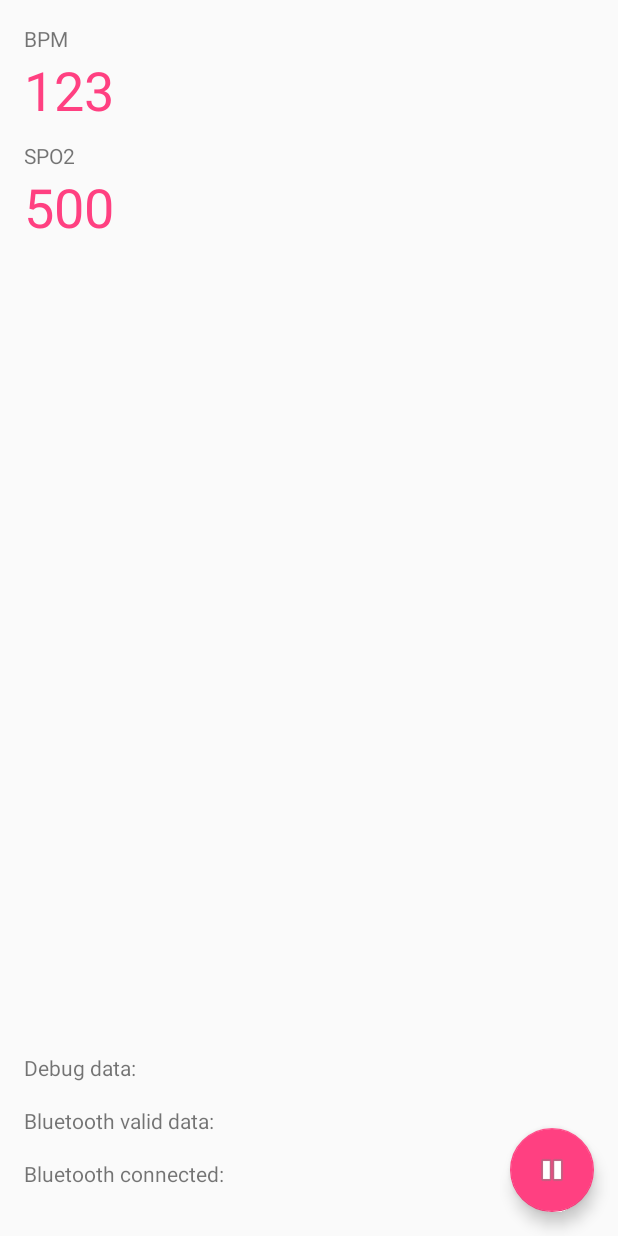
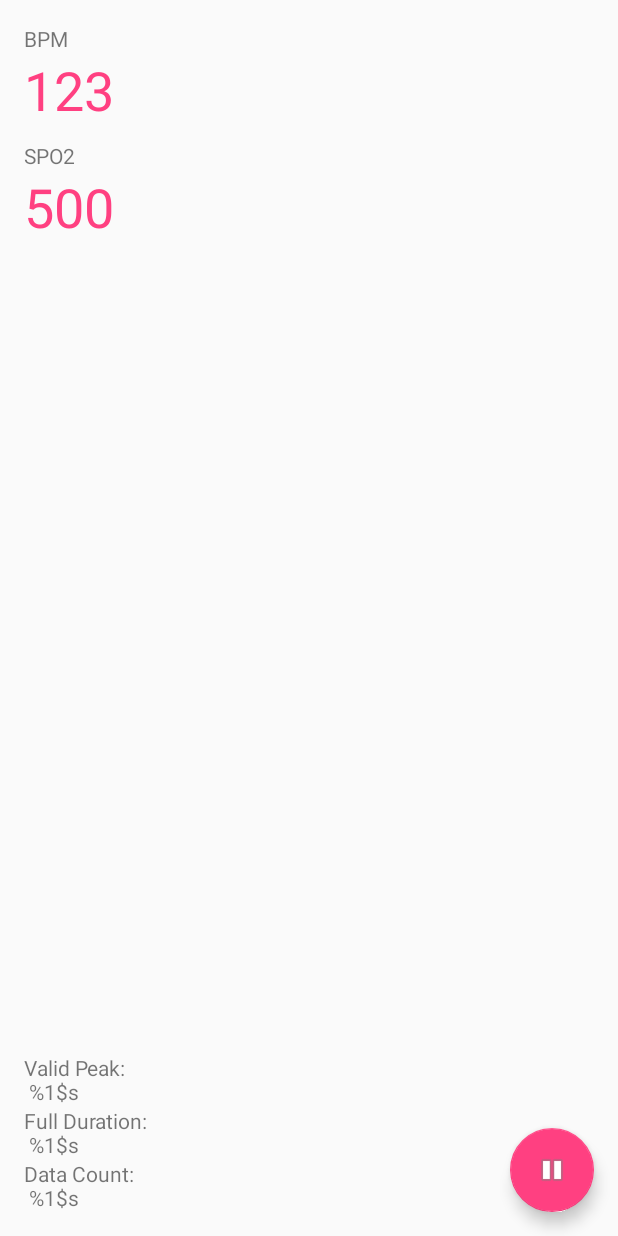
Before and after one commit to ArsenicBismuth/Custom-Grapher, an Android app: the layout content_main.xml on its own in the app's theme, with its tools: preview values and no code run, on a phone screen of 412 x 824 dp. Run offline under Robolectric (Android 15) with nearby library versions, the phone set to English and light mode, and no system bars.

Commit message:
Polishing
- Better thread handling
- Better text handling
- Adding the basic Android files

```diff
--- a/app/src/main/res/layout/content_main.xml
+++ b/app/src/main/res/layout/content_main.xml
@@ -19,10 +19,18 @@
         android:id="@+id/layoutData"
         android:layout_width="match_parent"
         android:layout_height="match_parent"
-        android:layout_marginBottom="16dp"
-        android:layout_marginEnd="16dp"
-        android:layout_marginStart="16dp"
-        android:layout_marginTop="16dp"
+        android:layout_margin="16dp"
+        android:orientation="vertical"
+        app:layout_constraintBottom_toBottomOf="parent"
+        app:layout_constraintEnd_toEndOf="parent"
+        app:layout_constraintStart_toStartOf="parent"
+        app:layout_constraintTop_toTopOf="parent">
+
+        <LinearLayout
+            android:id="@+id/layoutBPM"
+            android:layout_width="match_parent"
+            android:layout_height="wrap_content"
+            android:layout_margin="0dp"
             android:orientation="vertical"
             app:layout_constraintBottom_toBottomOf="parent"
             app:layout_constraintEnd_toEndOf="parent"
@@ -59,6 +67,19 @@
                 app:layout_constraintRight_toRightOf="parent"
                 app:layout_constraintTop_toTopOf="parent" />
 
+        </LinearLayout>
+
+        <LinearLayout
+            android:id="@+id/layoutSPO2"
+            android:layout_width="match_parent"
+            android:layout_height="match_parent"
+            android:layout_margin="0dp"
+            android:orientation="vertical"
+            app:layout_constraintBottom_toBottomOf="parent"
+            app:layout_constraintEnd_toEndOf="parent"
+            app:layout_constraintStart_toStartOf="parent"
+            app:layout_constraintTop_toTopOf="parent">
+
             <TextView
                 android:layout_width="wrap_content"
                 android:layout_height="wrap_content"
@@ -88,6 +109,8 @@
                 app:layout_constraintLeft_toLeftOf="parent"
                 app:layout_constraintRight_toRightOf="parent"
                 app:layout_constraintTop_toTopOf="parent" />
+        </LinearLayout>
+
     </LinearLayout>
 
     <!--<LinearLayout>
--- a/app/src/main/res/values/strings.xml
+++ b/app/src/main/res/values/strings.xml
@@ -16,7 +16,8 @@
     <string name="peak">Peak Power</string>
     <string name="high">Highest</string>
 
-    <string name="unit">Units in\u0020</string>
+    <!--<string name="unit">Units in\u0020</string>-->
+    <string name="unit">Units in %1s</string>
     <string name="watt">watt</string>
     <string name="hp">horsepower</string>
 
@@ -34,9 +35,14 @@
         \nDevelopers:\n
         \tDafa Faris M.</string>
 
+    <!-- Placeholder, can be used with String.format -->
     <string name="debug">Debugging Messages</string>
-    <string name="debug_content_1">Debug data:\n\u0020</string>
-    <string name="debug_content_2">Bluetooth valid data:\n\u0020</string>
-    <string name="debug_content_3">Bluetooth connected:\n\u0020</string>
+    <string name="debug_content_1">Valid Peak:\n %1$s</string>
+    <string name="debug_content_2">Full Duration:\n %1$s</string>
+    <string name="debug_content_3">Data Count:\n %1$s</string>
+
+    <!--<string name="debug_content_1">Valid Peak:\n\u0020</string>-->
+    <!--<string name="debug_content_2">Full Duration:\n\u0020</string>-->
+    <!--<string name="debug_content_3">Data Count:\n\u0020</string>-->
 
 </resources>
```
Also changed, not shown: app/src/main/java/com/rsam/customgrapher/MainActivity.java (+116 -159 lines), app/src/main/java/com/rsam/customgrapher/TimeDiff.java (added, +19 -0 lines), 9 other files. Lines whose indentation alone changed are shown as unchanged.
